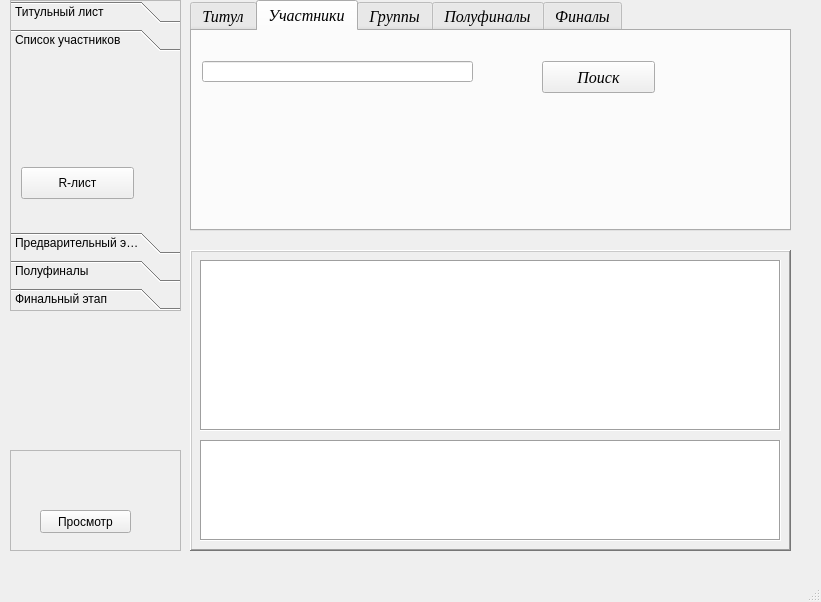
Qt form main_window.ui (Kaspar0810/Competitions_TT_SQL) before a commit.
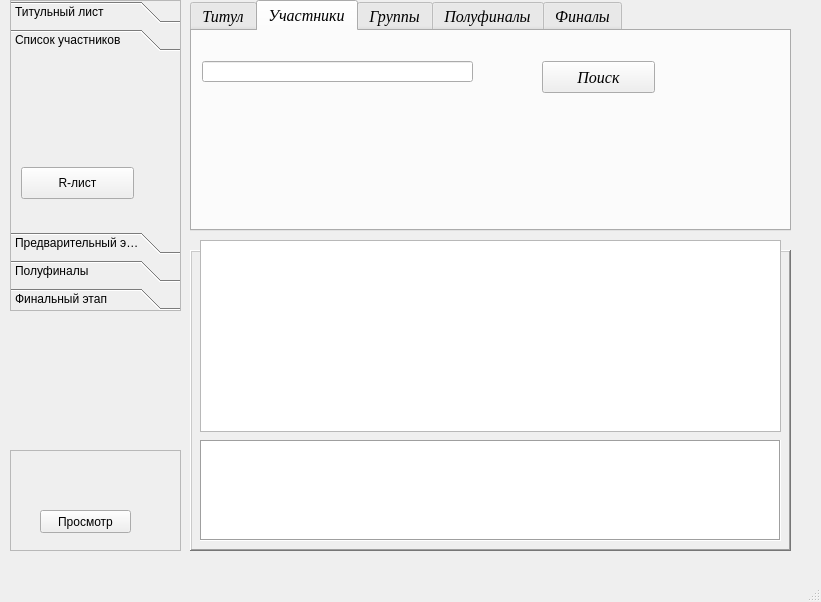
The same form after that commit.

Commit message: добавлена таблица

The edit to the form file:
```diff
--- a/main_window.ui
+++ b/main_window.ui
@@ -81,22 +81,6 @@
       <enum>QFrame::Box</enum>
      </property>
     </widget>
-    <widget class="QTableView" name="tableView">
-     <property name="geometry">
-      <rect>
-       <x>10</x>
-       <y>10</y>
-       <width>581</width>
-       <height>171</height>
-      </rect>
-     </property>
-     <property name="frameShape">
-      <enum>QFrame::Box</enum>
-     </property>
-     <property name="gridStyle">
-      <enum>Qt::DashLine</enum>
-     </property>
-    </widget>
    </widget>
    <widget class="QToolBox" name="toolBox">
     <property name="geometry">
@@ -726,6 +710,16 @@
      </attribute>
     </widget>
    </widget>
+   <widget class="QTableWidget" name="tableWidget">
+    <property name="geometry">
+     <rect>
+      <x>200</x>
+      <y>240</y>
+      <width>581</width>
+      <height>192</height>
+     </rect>
+    </property>
+   </widget>
   </widget>
   <widget class="QMenuBar" name="menubar">
    <property name="geometry">
```
The commit also changes 2 other files.
